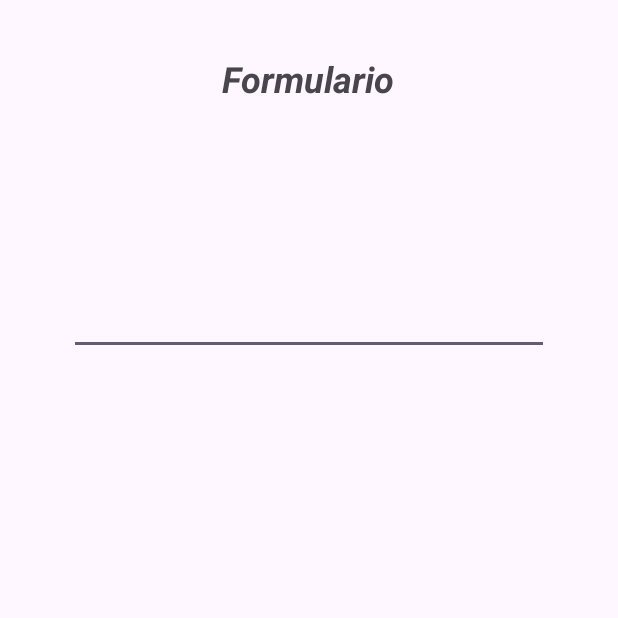
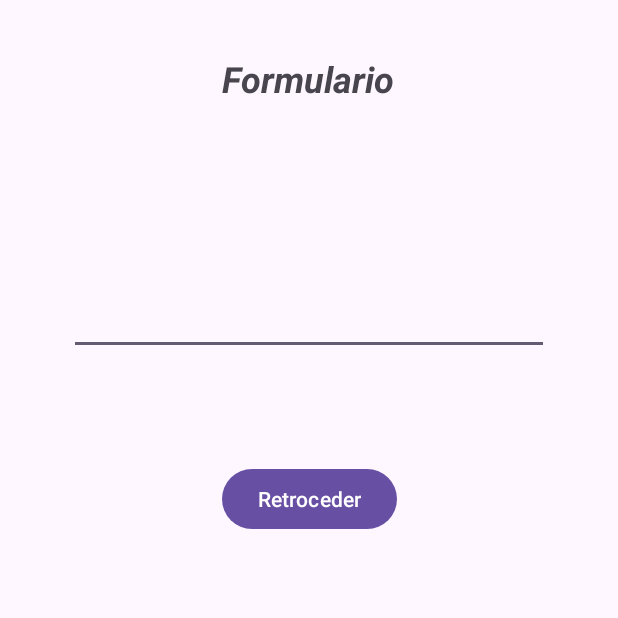
Before and after one commit to inoricode28/EC02_Clinica_Proyect, an Android app: the FormViewActivity screen opened directly, with no data from a screen before it, on a phone screen of 412 x 824 dp, the top half of it. Run offline under Robolectric (Android 15) with nearby library versions, the phone set to English and light mode, and no system bars.

Commit message:
Agregar Button para volver a la vista formulario

```diff
--- a/Clinica_Proyect/app/src/main/res/layout/activity_form_view.xml
+++ b/Clinica_Proyect/app/src/main/res/layout/activity_form_view.xml
@@ -30,4 +30,14 @@
         app:layout_constraintHorizontal_bias="0.497"
         app:layout_constraintStart_toStartOf="parent"
         app:layout_constraintTop_toBottomOf="@+id/textView4" />
+
+    <Button
+        android:id="@+id/button2"
+        android:layout_width="wrap_content"
+        android:layout_height="wrap_content"
+        android:layout_marginTop="72dp"
+        android:text="Retroceder"
+        app:layout_constraintEnd_toEndOf="parent"
+        app:layout_constraintStart_toStartOf="parent"
+        app:layout_constraintTop_toBottomOf="@+id/editTextText4" />
 </androidx.constraintlayout.widget.ConstraintLayout>
```
